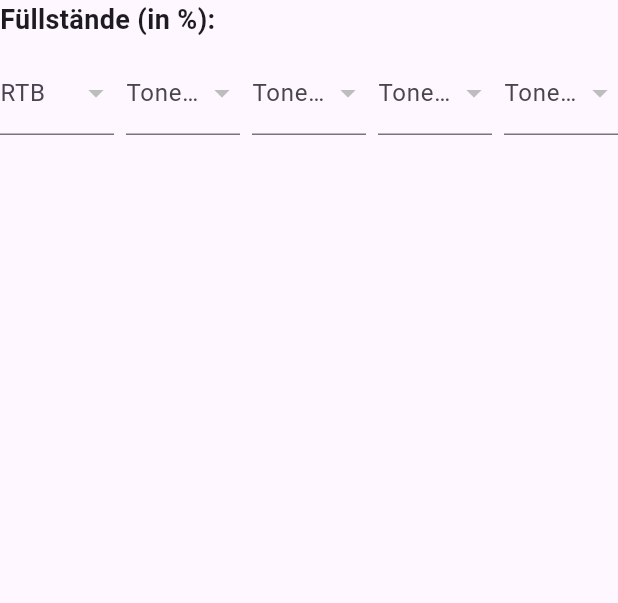
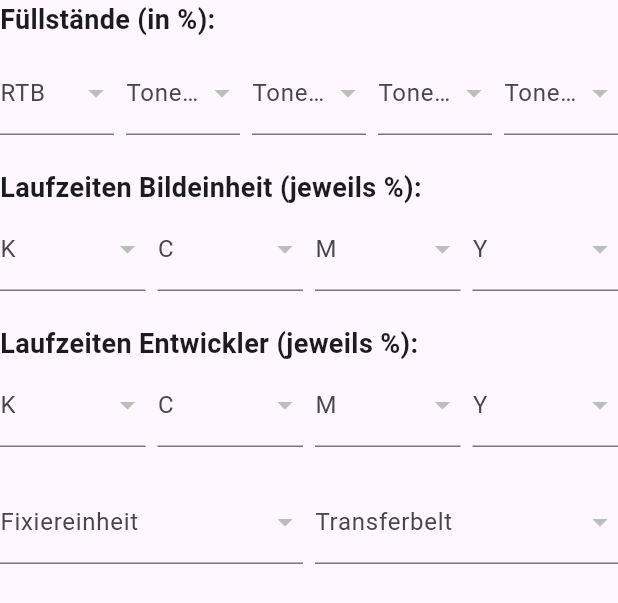
Before and after one commit to AkademieDirk/geraeteverwaltung, a Flutter app: the FuellstaendeSection widget shown alone on an empty page, opened directly with empty values, on a phone screen of 412 x 824 dp. Shown: the top 603 px of the screen. Run offline on Flutter 3.47's test engine with Material 3 defaults, Android fonts, the phone set to English and light mode, and no system bars; our stand-ins replace firebase_core; accounts and stored records are empty.

Commit message:
der Code ist besser aufgeteilt so ist der Geraeteaufnahmescreen deutlich kleiner. weitere schritte folgen

```diff
--- a/lib/screens/geraeteaufnahme/fuellstaende_section.dart
+++ b/lib/screens/geraeteaufnahme/fuellstaende_section.dart
@@ -1,62 +1,146 @@
 import 'package:flutter/material.dart';
 
 class FuellstaendeSection extends StatelessWidget {
+  final List<int> prozentSchritte;
+
+  // RTB und Toner
   final int rtb;
+  final ValueChanged<int?> onChangedRtb;
   final int tonerK;
+  final ValueChanged<int?> onChangedTonerK;
   final int tonerC;
+  final ValueChanged<int?> onChangedTonerC;
   final int tonerM;
+  final ValueChanged<int?> onChangedTonerM;
   final int tonerY;
-  final List<int> prozentSchritte;
-  final ValueChanged<int?> onRtbChanged;
-  final ValueChanged<int?> onTonerKChanged;
-  final ValueChanged<int?> onTonerCChanged;
-  final ValueChanged<int?> onTonerMChanged;
-  final ValueChanged<int?> onTonerYChanged;
+  final ValueChanged<int?> onChangedTonerY;
+
+  // Laufzeiten Bildeinheit
+  final int laufzeitBildeinheitK;
+  final ValueChanged<int?> onChangedLaufzeitBildeinheitK;
+  final int laufzeitBildeinheitC;
+  final ValueChanged<int?> onChangedLaufzeitBildeinheitC;
+  final int laufzeitBildeinheitM;
+  final ValueChanged<int?> onChangedLaufzeitBildeinheitM;
+  final int laufzeitBildeinheitY;
+  final ValueChanged<int?> onChangedLaufzeitBildeinheitY;
+
+  // Laufzeiten Entwickler
+  final int laufzeitEntwicklerK;
+  final ValueChanged<int?> onChangedLaufzeitEntwicklerK;
+  final int laufzeitEntwicklerC;
+  final ValueChanged<int?> onChangedLaufzeitEntwicklerC;
+  final int laufzeitEntwicklerM;
+  final ValueChanged<int?> onChangedLaufzeitEntwicklerM;
+  final int laufzeitEntwicklerY;
+  final ValueChanged<int?> onChangedLaufzeitEntwicklerY;
+
+  // Fixiereinheit und Transferbelt
+  final int laufzeitFixiereinheit;
+  final ValueChanged<int?> onChangedLaufzeitFixiereinheit;
+  final int laufzeitTransferbelt;
+  final ValueChanged<int?> onChangedLaufzeitTransferbelt;
 
   const FuellstaendeSection({
     Key? key,
+    required this.prozentSchritte,
     required this.rtb,
+    required this.onChangedRtb,
     required this.tonerK,
+    required this.onChangedTonerK,
     required this.tonerC,
+    required this.onChangedTonerC,
     required this.tonerM,
+    required this.onChangedTonerM,
     required this.tonerY,
-    required this.prozentSchritte,
-    required this.onRtbChanged,
-    required this.onTonerKChanged,
-    required this.onTonerCChanged,
-    required this.onTonerMChanged,
-    required this.onTonerYChanged,
+    required this.onChangedTonerY,
+    required this.laufzeitBildeinheitK,
+    required this.onChangedLaufzeitBildeinheitK,
+    required this.laufzeitBildeinheitC,
+    required this.onChangedLaufzeitBildeinheitC,
+    required this.laufzeitBildeinheitM,
+    required this.onChangedLaufzeitBildeinheitM,
+    required this.laufzeitBildeinheitY,
+    required this.onChangedLaufzeitBildeinheitY,
+    required this.laufzeitEntwicklerK,
+    required this.onChangedLaufzeitEntwicklerK,
+    required this.laufzeitEntwicklerC,
+    required this.onChangedLaufzeitEntwicklerC,
+    required this.laufzeitEntwicklerM,
+    required this.onChangedLaufzeitEntwicklerM,
+    required this.laufzeitEntwicklerY,
+    required this.onChangedLaufzeitEntwicklerY,
+    required this.laufzeitFixiereinheit,
+    required this.onChangedLaufzeitFixiereinheit,
+    required this.laufzeitTransferbelt,
+    required this.onChangedLaufzeitTransferbelt,
   }) : super(key: key);
 
-  @override
-  Widget build(BuildContext context) {
-    DropdownButtonFormField<int> buildDropdown(String label, int value, ValueChanged<int?> onChanged) {
-      return DropdownButtonFormField<int>(
+  Widget _buildProzentDropdown(String label, int value, ValueChanged<int?> onChanged) {
+    return Expanded(
+      child: DropdownButtonFormField<int>(
         value: value,
         decoration: InputDecoration(labelText: label),
         items: prozentSchritte
             .map((v) => DropdownMenuItem(value: v, child: Text('$v%')))
             .toList(),
         onChanged: onChanged,
-      );
-    }
+      ),
+    );
+  }
 
+  @override
+  Widget build(BuildContext context) {
     return Column(
       crossAxisAlignment: CrossAxisAlignment.start,
       children: [
-        Text('Füllstände (in %):', style: TextStyle(fontWeight: FontWeight.bold, fontSize: 18)),
-        SizedBox(height: 8),
+        const Text('Füllstände (in %):', style: TextStyle(fontWeight: FontWeight.bold, fontSize: 18)),
+        const SizedBox(height: 8),
         Row(
           children: [
-            Expanded(child: buildDropdown('RTB', rtb, onRtbChanged)),
-            SizedBox(width: 8),
-            Expanded(child: buildDropdown('Toner K', tonerK, onTonerKChanged)),
-            SizedBox(width: 8),
-            Expanded(child: buildDropdown('Toner C', tonerC, onTonerCChanged)),
-            SizedBox(width: 8),
-            Expanded(child: buildDropdown('Toner M', tonerM, onTonerMChanged)),
-            SizedBox(width: 8),
-            Expanded(child: buildDropdown('Toner Y', tonerY, onTonerYChanged)),
+            _buildProzentDropdown('RTB', rtb, onChangedRtb),
+            const SizedBox(width: 8),
+            _buildProzentDropdown('Toner K', tonerK, onChangedTonerK),
+            const SizedBox(width: 8),
+            _buildProzentDropdown('Toner C', tonerC, onChangedTonerC),
+            const SizedBox(width: 8),
+            _buildProzentDropdown('Toner M', tonerM, onChangedTonerM),
+            const SizedBox(width: 8),
+            _buildProzentDropdown('Toner Y', tonerY, onChangedTonerY),
+          ],
+        ),
+        const SizedBox(height: 22),
+        const Text('Laufzeiten Bildeinheit (jeweils %):', style: TextStyle(fontWeight: FontWeight.bold, fontSize: 18)),
+        Row(
+          children: [
+            _buildProzentDropdown('K', laufzeitBildeinheitK, onChangedLaufzeitBildeinheitK),
+            const SizedBox(width: 8),
+            _buildProzentDropdown('C', laufzeitBildeinheitC, onChangedLaufzeitBildeinheitC),
+            const SizedBox(width: 8),
+            _buildProzentDropdown('M', laufzeitBildeinheitM, onChangedLaufzeitBildeinheitM),
+            const SizedBox(width: 8),
+            _buildProzentDropdown('Y', laufzeitBildeinheitY, onChangedLaufzeitBildeinheitY),
+          ],
+        ),
+        const SizedBox(height: 22),
+        const Text('Laufzeiten Entwickler (jeweils %):', style: TextStyle(fontWeight: FontWeight.bold, fontSize: 18)),
+        Row(
+          children: [
+            _buildProzentDropdown('K', laufzeitEntwicklerK, onChangedLaufzeitEntwicklerK),
+            const SizedBox(width: 8),
+            _buildProzentDropdown('C', laufzeitEntwicklerC, onChangedLaufzeitEntwicklerC),
+            const SizedBox(width: 8),
+            _buildProzentDropdown('M', laufzeitEntwicklerM, onChangedLaufzeitEntwicklerM),
+            const SizedBox(width: 8),
+            _buildProzentDropdown('Y', laufzeitEntwicklerY, onChangedLaufzeitEntwicklerY),
+          ],
+        ),
+        const SizedBox(height: 22),
+        Row(
+          children: [
+            _buildProzentDropdown('Fixiereinheit', laufzeitFixiereinheit, onChangedLaufzeitFixiereinheit),
+            const SizedBox(width: 8),
+            _buildProzentDropdown('Transferbelt', laufzeitTransferbelt, onChangedLaufzeitTransferbelt),
           ],
         ),
       ],
```
Also changed, not shown: lib/screens/geraeteaufnahme/geraete_form.dart (added, +375 -0 lines), lib/screens/geraeteaufnahme/testergebnisse_section.dart (added, +100 -0 lines), lib/screens/geraeteaufnahme/zaehler_section.dart (+13 -13 lines), lib/screens/geraeteaufnahme/zubehoer_section.dart (+51 -44 lines), firebase.json (added), lib/firebase_options.dart (added), lib/screens/geraeteaufnahme/custom_dropdown.dart (added), 1 other file.
